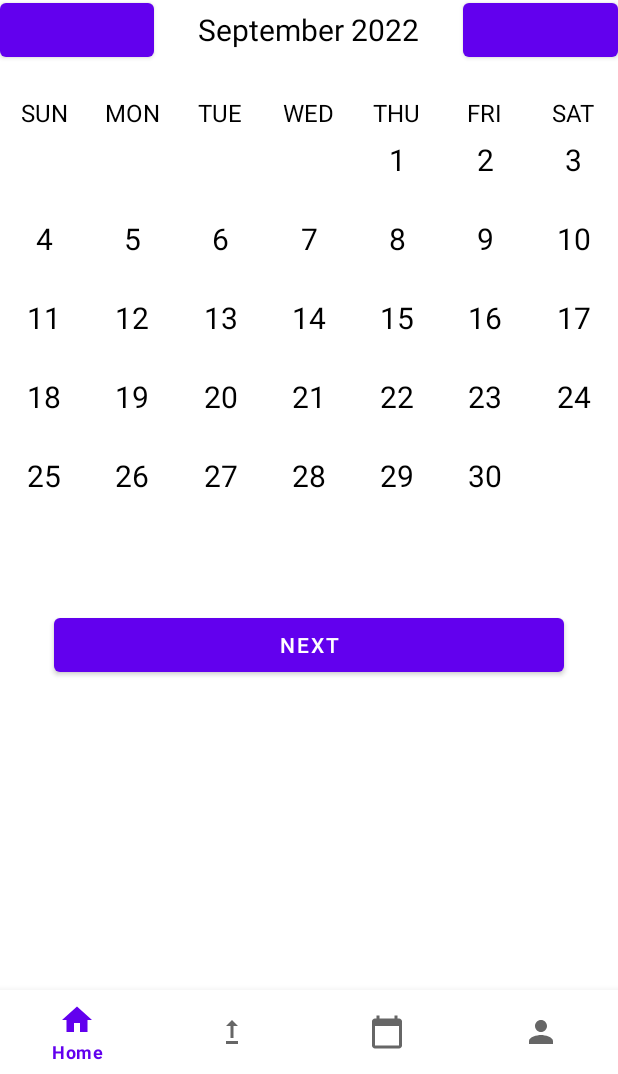
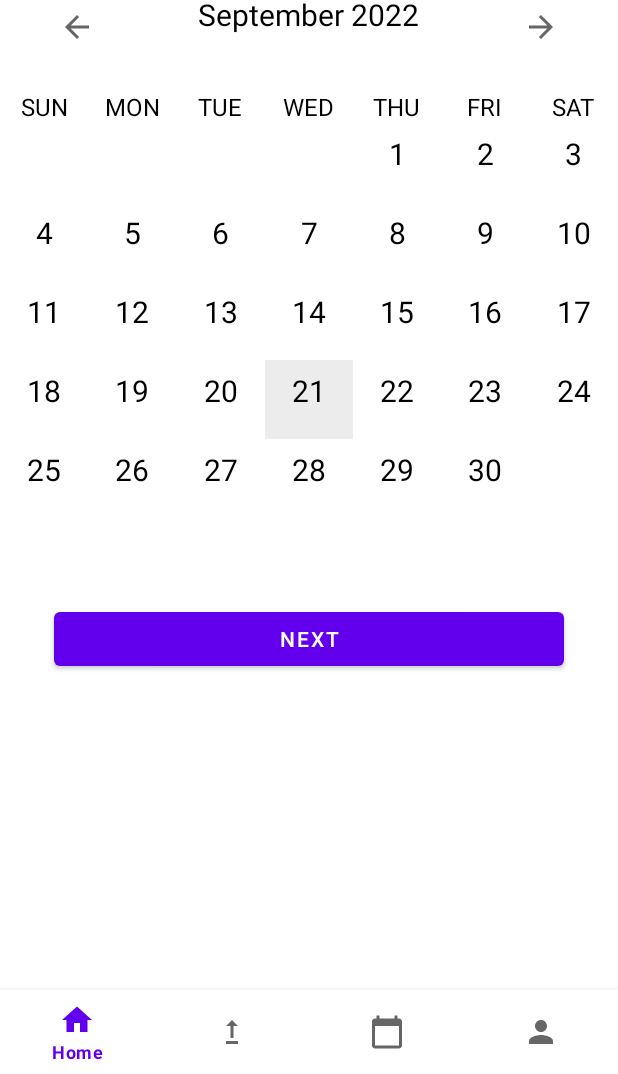
Before and after one commit to MemoryAfterService/memory-after-service, an Android app: the fragment CalendarFragment placed in its activity, on a phone screen of 412 x 824 dp, the part 162-1236 px from its top. Run offline under Robolectric (Android 15) with nearby library versions, the phone set to English and light mode, and no system bars.

Commit message:
[FE] Refactor: changed Calendar Layout Structure

```diff
--- a/FE/MemoryAfterService/app/src/main/java/com/example/memoryafterservice/CalendarAdapter.java
+++ b/FE/MemoryAfterService/app/src/main/java/com/example/memoryafterservice/CalendarAdapter.java
@@ -1,23 +1,27 @@
 package com.example.memoryafterservice;
 
 
+import android.graphics.Color;
+import android.icu.util.LocaleData;
+import android.os.Build;
 import android.view.LayoutInflater;
 import android.view.View;
 import android.view.ViewGroup;
+import android.widget.Toast;
 
 import androidx.annotation.NonNull;
+import androidx.annotation.RequiresApi;
 import androidx.recyclerview.widget.RecyclerView;
 
+import java.time.LocalDate;
 import java.util.ArrayList;
 
 public class CalendarAdapter extends RecyclerView.Adapter<CalendarViewHolder> {
 
-    private final ArrayList<String> daysOfMonth;
-    private final OnItemListener onItemListener;
+    private final ArrayList<LocalDate> daysOfMonth;
 
-    public CalendarAdapter(ArrayList<String> daysOfMonth, OnItemListener onItemListener) {
+    public CalendarAdapter(ArrayList<LocalDate> daysOfMonth) {
         this.daysOfMonth = daysOfMonth;
-        this.onItemListener = onItemListener;
     }
 
     @NonNull
@@ -25,14 +29,37 @@ public class CalendarAdapter extends RecyclerView.Adapter<CalendarViewHolder> {
     public CalendarViewHolder onCreateViewHolder(@NonNull ViewGroup parent, int viewType) {
         LayoutInflater inflater = LayoutInflater.from(parent.getContext());
         View view = inflater.inflate(R.layout.calendar_cell, parent, false);
+        // 화면에 달력을 맞추기 위한 코드
         ViewGroup.LayoutParams layoutParams = view.getLayoutParams();
         layoutParams.height = (int) (parent.getHeight() * 0.166666666);
-        return new CalendarViewHolder(view, onItemListener);
+        return new CalendarViewHolder(view);
     }
 
     @Override
     public void onBindViewHolder(@NonNull CalendarViewHolder holder, int position) {
-        holder.dayOfMonth.setText(daysOfMonth.get(position));
+        LocalDate day = daysOfMonth.get(position);
+
+        if(day == null){
+            holder.dayOfMonth.setText("");
+        }else{
+            holder.dayOfMonth.setText(String.valueOf(day.getDayOfMonth()));
+
+            if(day.equals(CalendarUtil.selectedDate)){
+                holder.parentView.setBackgroundColor(Color.rgb(236, 236, 236));
+            }
+        }
+
+        holder.itemView.setOnClickListener(new View.OnClickListener() {
+            @Override
+            public void onClick(View view) {
+                int iYear = day.getYear();
+                int iMonth = day.getMonthValue();
+                int iDay = day.getDayOfMonth();
+
+                String yearMonDay = iYear + "년" + iMonth + "월" + iDay + "일";
+                Toast.makeText(holder.itemView.getContext(), yearMonDay, Toast.LENGTH_SHORT).show();
+            }
+        });
     }
 
     @Override
@@ -41,6 +68,6 @@ public class CalendarAdapter extends RecyclerView.Adapter<CalendarViewHolder> {
     }
 
     public interface OnItemListener {
-        void onItemClick(int position, String dayText);
+        void onItemClick(String dayText);
     }
 }
--- a/FE/MemoryAfterService/app/src/main/java/com/example/memoryafterservice/CalendarFragment.java
+++ b/FE/MemoryAfterService/app/src/main/java/com/example/memoryafterservice/CalendarFragment.java
@@ -12,6 +12,7 @@ import android.view.LayoutInflater;
 import android.view.View;
 import android.view.ViewGroup;
 import android.widget.Button;
+import android.widget.ImageButton;
 import android.widget.TextView;
 import android.widget.Toast;
 
@@ -20,12 +21,13 @@ import java.time.YearMonth;
 import java.time.format.DateTimeFormatter;
 import java.util.ArrayList;
 
-public class CalendarFragment extends Fragment implements CalendarAdapter.OnItemListener {
+public class CalendarFragment extends Fragment {
     private TextView monthYearText;
     private RecyclerView calendarRecyclerView;
-    private LocalDate selectedDate;
+
     private View view;
-    private Button back, forward, next;
+    private ImageButton back, forward;
+    private Button next;
 
     public CalendarFragment() {
         // Required empty public constructor
@@ -43,29 +45,29 @@ public class CalendarFragment extends Fragment implements CalendarAdapter.OnItem
     }
 
     private void setMonthView() {
-        monthYearText.setText(monthYearFromDate(selectedDate));
-        ArrayList<String> daysInMonth = daysInMonthArray(selectedDate);
+        monthYearText.setText(monthYearFromDate(CalendarUtil.selectedDate));
+        ArrayList<LocalDate> daysInMonth = daysInMonthArray(CalendarUtil.selectedDate);
 
-        CalendarAdapter calendarAdapter = new CalendarAdapter(daysInMonth, this);
+        CalendarAdapter calendarAdapter = new CalendarAdapter(daysInMonth);
         RecyclerView.LayoutManager layoutManager = new GridLayoutManager(view.getContext(), 7);
         calendarRecyclerView.setLayoutManager(layoutManager);
         calendarRecyclerView.setAdapter(calendarAdapter);
     }
-    private ArrayList<String> daysInMonthArray(LocalDate date) {
-        ArrayList<String> daysInMonthArray = new ArrayList<>();
+    private ArrayList<LocalDate> daysInMonthArray(LocalDate date) {
+        ArrayList<LocalDate> daysInMonthArray = new ArrayList<>();
         YearMonth yearMonth = YearMonth.from(date);
 
         int daysInMonth = yearMonth.lengthOfMonth();
 
-        LocalDate firstOfMonth = selectedDate.withDayOfMonth(1);
+        LocalDate firstOfMonth = CalendarUtil.selectedDate.withDayOfMonth(1);
         int dayOfWeek = firstOfMonth.getDayOfWeek().getValue();
 
         for (int i = 1; i <= 42; i++){
             if(i <= dayOfWeek || i > daysInMonth + dayOfWeek){
-                daysInMonthArray.add("");
+                daysInMonthArray.add(null);
             }
             else{
-                daysInMonthArray.add(String.valueOf(i - dayOfWeek));
+                daysInMonthArray.add(LocalDate.of(CalendarUtil.selectedDate.getYear(), CalendarUtil.selectedDate.getMonth(), i - dayOfWeek));
             }
         }
         return daysInMonthArray;
@@ -82,11 +84,11 @@ public class CalendarFragment extends Fragment implements CalendarAdapter.OnItem
         next = view.findViewById(R.id.CalendarNextButton);
 
         back.setOnClickListener(view -> {
-            selectedDate = selectedDate.minusMonths(1);
+            CalendarUtil.selectedDate = CalendarUtil.selectedDate.minusMonths(1);
             setMonthView();
         });
         forward.setOnClickListener(view -> {
-            selectedDate = selectedDate.plusMonths(1);
+            CalendarUtil.selectedDate = CalendarUtil.selectedDate.plusMonths(1);
             setMonthView();
         });
 
@@ -96,13 +98,13 @@ public class CalendarFragment extends Fragment implements CalendarAdapter.OnItem
         });
     }
 
-    @Override
-    public void onItemClick(int position, String dayText) {
-        if(!dayText.equals("")){
-            String message = "Selected Date" + dayText + " " + monthYearFromDate(selectedDate);
-            Toast.makeText(getContext() , message, Toast.LENGTH_LONG).show();
-        }
-    }
+//    @Override
+//    public void onItemClick(int position, String dayText) {
+//        if(!dayText.equals("")){
+//            String message = "Selected Date" + dayText + " " + monthYearFromDate(CalendarUtil.selectedDate);
+//            Toast.makeText(getContext() , message, Toast.LENGTH_LONG).show();
+//        }
+//    }
 
     @Override
     public View onCreateView(LayoutInflater inflater, ViewGroup container,
@@ -110,7 +112,7 @@ public class CalendarFragment extends Fragment implements CalendarAdapter.OnItem
         // Inflate the layout for this fragment
         view = inflater.inflate(R.layout.fragment_calendar, container, false);
         initWidgets();
-        selectedDate = LocalDate.now();
+        CalendarUtil.selectedDate = LocalDate.now();
         setMonthView();
         setEvents();
 
--- /dev/null
+++ b/FE/MemoryAfterService/app/src/main/java/com/example/memoryafterservice/CalendarUtil.java
@@ -0,0 +1,7 @@
+package com.example.memoryafterservice;
+
+import java.time.LocalDate;
+
+public class CalendarUtil {
+    public static LocalDate selectedDate;
+}
--- a/FE/MemoryAfterService/app/src/main/java/com/example/memoryafterservice/CalendarViewHolder.java
+++ b/FE/MemoryAfterService/app/src/main/java/com/example/memoryafterservice/CalendarViewHolder.java
@@ -7,18 +7,14 @@ import android.widget.TextView;
 import androidx.annotation.NonNull;
 import androidx.recyclerview.widget.RecyclerView;
 
-public class CalendarViewHolder extends RecyclerView.ViewHolder implements View.OnClickListener{
+public class CalendarViewHolder extends RecyclerView.ViewHolder{
     public final TextView dayOfMonth;
-    private final com.example.memoryafterservice.CalendarAdapter.OnItemListener onItemListener;
-    public CalendarViewHolder(@NonNull View itemView, com.example.memoryafterservice.CalendarAdapter.OnItemListener onItemListener){
+
+    View parentView;
+
+    public CalendarViewHolder(@NonNull View itemView){
         super(itemView);
         dayOfMonth = itemView.findViewById(R.id.cellDayText);
-        this.onItemListener = onItemListener;
-        itemView.setOnClickListener(this);
-    }
-
-    @Override
-    public void onClick(View view) {
-        onItemListener.onItemClick(getAdapterPosition(), (String) dayOfMonth.getText());
+        parentView = itemView.findViewById(R.id.parentView);
     }
 }
--- /dev/null
+++ b/FE/MemoryAfterService/app/src/main/res/drawable/ic_next.xml
@@ -0,0 +1,11 @@
+<vector xmlns:android="http://schemas.android.com/apk/res/android"
+    android:width="24dp"
+    android:height="24dp"
+    android:viewportWidth="24"
+    android:viewportHeight="24"
+    android:tint="?attr/colorControlNormal"
+    android:autoMirrored="true">
+  <path
+      android:fillColor="@android:color/white"
+      android:pathData="M12,4l-1.41,1.41L16.17,11H4v2h12.17l-5.58,5.59L12,20l8,-8z"/>
+</vector>
--- /dev/null
+++ b/FE/MemoryAfterService/app/src/main/res/drawable/ic_previous.xml
@@ -0,0 +1,11 @@
+<vector xmlns:android="http://schemas.android.com/apk/res/android"
+    android:width="24dp"
+    android:height="24dp"
+    android:viewportWidth="24"
+    android:viewportHeight="24"
+    android:tint="?attr/colorControlNormal"
+    android:autoMirrored="true">
+  <path
+      android:fillColor="@android:color/white"
+      android:pathData="M20,11H7.83l5.59,-5.59L12,4l-8,8 8,8 1.41,-1.41L7.83,13H20v-2z"/>
+</vector>
--- a/FE/MemoryAfterService/app/src/main/res/layout/calendar_cell.xml
+++ b/FE/MemoryAfterService/app/src/main/res/layout/calendar_cell.xml
@@ -1,5 +1,7 @@
 <?xml version="1.0" encoding="utf-8"?>
-<androidx.constraintlayout.widget.ConstraintLayout xmlns:android="http://schemas.android.com/apk/res/android"
+<androidx.constraintlayout.widget.ConstraintLayout
+    xmlns:android="http://schemas.android.com/apk/res/android"
+    android:id="@+id/parentView"
     android:layout_width="match_parent"
     android:layout_height="match_parent"
     xmlns:app="http://schemas.android.com/apk/res-auto">
--- a/FE/MemoryAfterService/app/src/main/res/layout/fragment_calendar.xml
+++ b/FE/MemoryAfterService/app/src/main/res/layout/fragment_calendar.xml
@@ -16,16 +16,14 @@
             android:layout_marginBottom="20dp"
             android:layout_marginTop="20dp">
 
-            <Button
+            <ImageButton
                 android:id="@+id/CalendarBackButton"
                 android:layout_width="0dp"
                 android:layout_height="wrap_content"
                 android:layout_weight="1"
-                android:background="@null"
-                android:text="@string/back"
-                android:textColor="@color/mint"
-                android:textSize="20sp"
-                android:textStyle="bold" />
+                android:backgroundTint="#00FFFFFF"
+                android:onClick="previousMonthAction"
+                android:src="@drawable/ic_previous" />
 
             <TextView
                 android:id="@+id/monthYearTV"
@@ -36,17 +34,14 @@
                 android:textSize="20sp"
                 android:textAlignment="center"
                 android:textColor="@color/black"/>
-
-            <Button
+            <ImageButton
                 android:id="@+id/CalendarForwardButton"
                 android:layout_width="0dp"
                 android:layout_height="wrap_content"
                 android:layout_weight="1"
-                android:background="@null"
-                android:text="@string/forward"
-                android:textColor="@color/mint"
-                android:textSize="20sp"
-                android:textStyle="bold" />
+                android:backgroundTint="#00FFFFFF"
+                android:onClick="nextMonthAction"
+                android:src="@drawable/ic_next" />
         </LinearLayout>
 
         <LinearLayout
```
